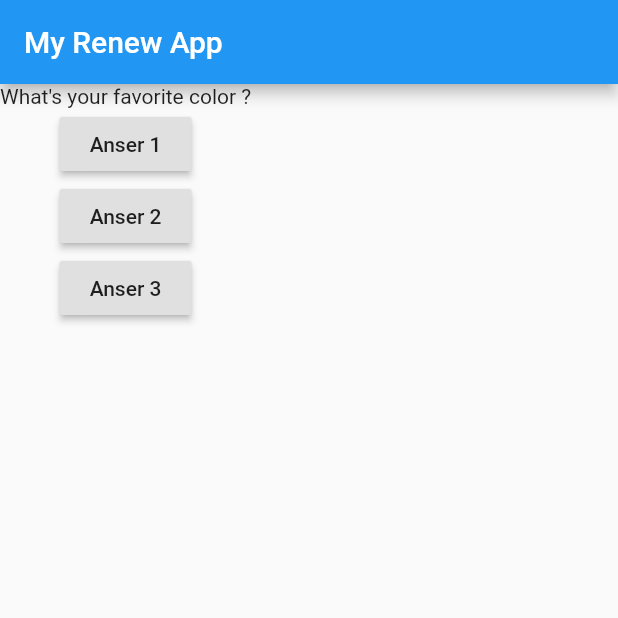
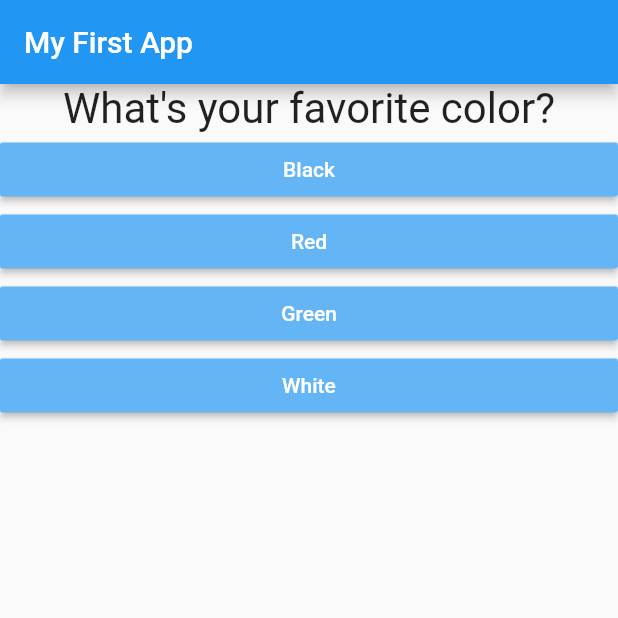
Before and after one commit to akku-aakash/FlutterProject, a Flutter app: the screen it shows after launch, on a phone screen of 412 x 824 dp, the top half of it. Run offline on Flutter 3.47's test engine with Material 2 defaults, Android fonts, the phone set to English and light mode, and no system bars.

```diff
--- a/lib/Question.dart
+++ b/lib/Question.dart
@@ -7,6 +7,13 @@ class Question extends StatelessWidget {
 
   @override
   Widget build(BuildContext context) {
-    return Text(questionText);
+    return Container(
+      width: double.infinity,
+      child: Text(
+        questionText,
+        style: TextStyle(fontSize: 28),
+        textAlign: TextAlign.center,
+      ),
+    );
   }
 }
--- /dev/null
+++ b/lib/answer.dart
@@ -0,0 +1,21 @@
+import 'package:flutter/material.dart';
+
+class Answer extends StatelessWidget {
+  final Function selectHandler;
+  final String answerText;
+
+  Answer(this.selectHandler, this.answerText);
+
+  @override
+  Widget build(BuildContext context) {
+    return Container(
+      width: double.infinity,
+      child: RaisedButton(
+        onPressed: selectHandler,
+        color: Colors.blue[300],
+        child: Text(answerText),
+        textColor: Colors.white,
+      ),
+    );
+  }
+}
--- a/lib/main.dart
+++ b/lib/main.dart
@@ -1,58 +1,98 @@
 import 'package:flutter/material.dart';
-import './Question.dart';
 
-void main() {
-  runApp(MyApp());
-}
+import './quiz.dart';
+import './result.dart';
+// void main() {
+//   runApp(MyApp());
+// }
+
+void main() => runApp(MyApp());
 
 class MyApp extends StatefulWidget {
   @override
   State<StatefulWidget> createState() {
     // TODO: implement createState
-    return MyAppState();
+    return _MyAppState();
   }
 }
 
-class MyAppState extends State<MyApp> {
-  var questionIndex = 0;
+class _MyAppState extends State<MyApp> {
+  final _questions = const [
+    {
+      'questionText': 'What\'s your favorite color?',
+      'answers': [
+        {'text': 'Black', 'score': 10},
+        {'text': 'Red', 'score': 5},
+        {'text': 'Green', 'score': 3},
+        {'text': 'White', 'score': 1},
+      ],
+    },
+    {
+      'questionText': 'What\'s your favorite animal?',
+      'answers': [
+        {'text': 'Rabbit', 'score': 3},
+        {'text': 'Snake', 'score': 11},
+        {'text': 'Elephant', 'score': 5},
+        {'text': 'Lion', 'score': 9},
+      ],
+    },
+    {
+      'questionText': 'Who\'s your favorite instructor?',
+      'answers': [
+        {'text': 'Max', 'score': 1},
+        {'text': 'Max', 'score': 1},
+        {'text': 'Max', 'score': 1},
+        {'text': 'Max', 'score': 1},
+      ],
+    },
+  ];
+  var _questionIndex = 0;
+  var _totalScore = 0;
 
-  void answerQuestion() {
+  void _resetQuiz() {
     setState(() {
-      questionIndex = questionIndex + 1;
+      _questionIndex = 0;
+      _totalScore = 0;
     });
-    print(questionIndex);
+  }
+
+  void _answerQuestion(int score) {
+    // var aBool = true;
+    // aBool = false;
+
+    _totalScore += score;
+
+    setState(() {
+      _questionIndex = _questionIndex + 1;
+    });
+    print(_questionIndex);
+    if (_questionIndex < _questions.length) {
+      print('We have more questions!');
+    } else {
+      print('No more questions!');
+    }
   }
 
   @override
   Widget build(BuildContext context) {
-    var questions = [
-      'What\'s your favorite color ?',
-      'What\'s your favorite animal ?'
-    ];
+    // var dummy = const ['Hello'];
+    // dummy.add('Max');
+    // print(dummy);
+    // dummy = [];
+    // questions = []; // does not work if questions is a const
+
     return MaterialApp(
       home: Scaffold(
         appBar: AppBar(
-          title: Text('My Renew App'),
+          title: Text('My First App'),
         ),
-        body: Column(
-          children: [
-            Question(
-              questions[questionIndex],
-            ),
-            RaisedButton(
-              onPressed: answerQuestion,
-              child: Text('Anser 1'),
-            ),
-            RaisedButton(
-              onPressed: answerQuestion,
-              child: Text('Anser 2'),
-            ),
-            RaisedButton(
-              onPressed: answerQuestion,
-              child: Text('Anser 3'),
-            )
-          ],
-        ),
+        body: _questionIndex < _questions.length
+            ? Quiz(
+                answerQuestion: _answerQuestion,
+                questionIndex: _questionIndex,
+                questions: _questions,
+              )
+            : Result(_totalScore, _resetQuiz),
       ),
     );
   }
--- /dev/null
+++ b/lib/quiz.dart
@@ -0,0 +1,31 @@
+import 'package:flutter/material.dart';
+
+import './question.dart';
+import './answer.dart';
+
+class Quiz extends StatelessWidget {
+  final List<Map<String, Object>> questions;
+  final int questionIndex;
+  final Function answerQuestion;
+
+  Quiz({
+    @required this.questions,
+    @required this.answerQuestion,
+    @required this.questionIndex,
+  });
+
+  @override
+  Widget build(BuildContext context) {
+    return Column(
+      children: [
+        Question(
+          questions[questionIndex]['questionText'],
+        ),
+        ...(questions[questionIndex]['answers'] as List<Map<String, Object>>)
+            .map((answer) {
+          return Answer(() => answerQuestion(answer['score']), answer['text']);
+        }).toList()
+      ],
+    );
+  }
+}
```
Also changed, not shown: lib/result.dart (added, +44 -0 lines).
